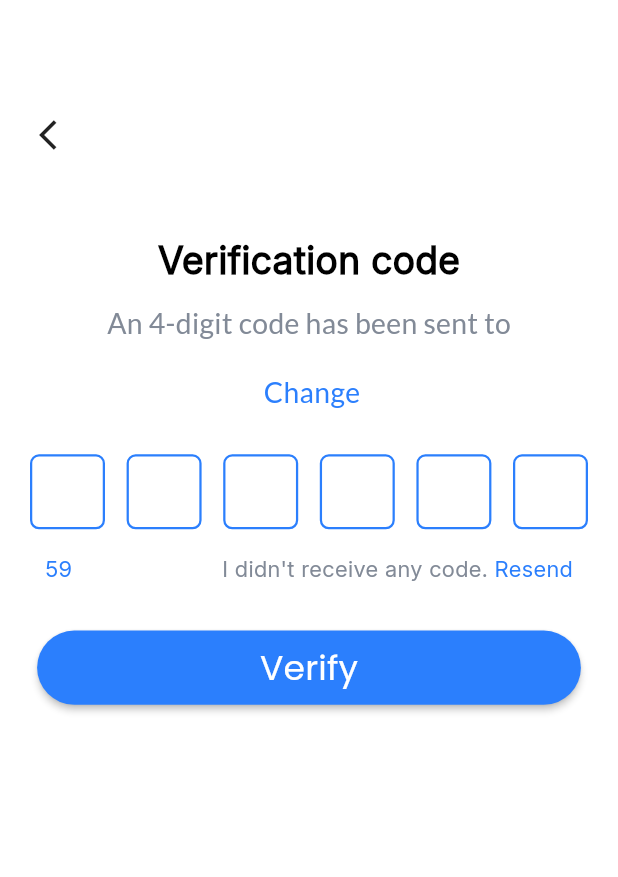
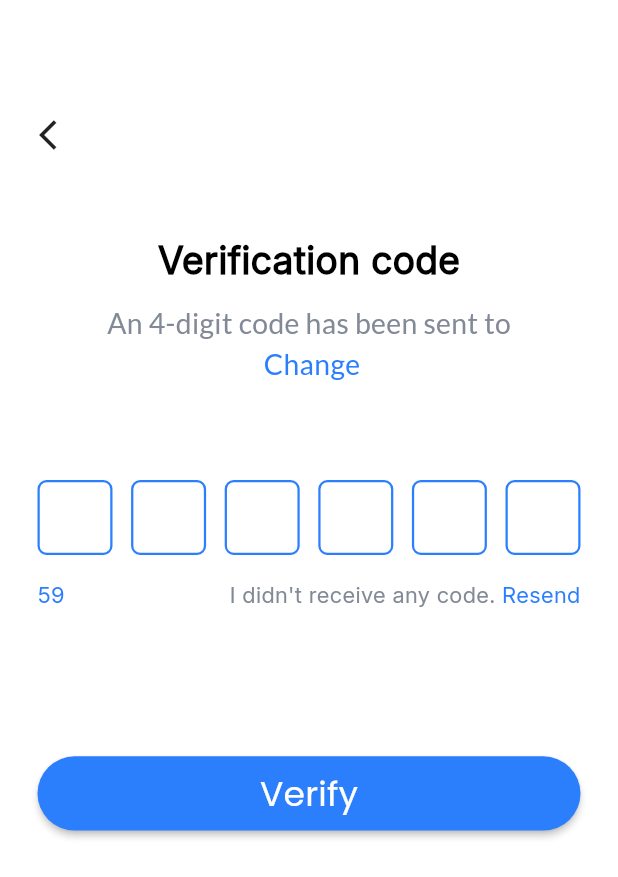
Before and after one commit to mohand3del/Autism, a Flutter app: the VerifyCodeView screen opened directly with empty values, on a phone screen of 412 x 824 dp. Shown: the top 877 px of the screen. Run offline on Flutter 3.47's test engine with Material 3 defaults, Android fonts, the phone set to English and light mode, and no system bars; drawn by our look-alikes of pin_code_fields; our stand-ins replace bloc, device_preview, dio, flutter_bloc, flutter_screenutil, flutter_secure_storage and 8 more; accounts and stored records are empty; generated files the repository leaves out were written again.

Commit message:
sign up done added forget pass ui & logic added verify code ui & logic

```diff
--- a/lib/core/widgets/custom_back_arrow.dart
+++ b/lib/core/widgets/custom_back_arrow.dart
@@ -1,15 +1,35 @@
-import 'package:autism/core/utils/extentions.dart';
+
+
+
 import 'package:flutter/material.dart';
+import 'package:go_router/go_router.dart';
 
 class CustomBackArrow extends StatelessWidget {
   const CustomBackArrow({super.key});
 
   @override
   Widget build(BuildContext context) {
-    return  Row(
+    var height = MediaQuery.of(context).size.height;
+    var width = MediaQuery.of(context).size.width;
+    return Row(
+
       children: [
-        Padding(padding: EdgeInsets.only(top: context.height * 0.095,left: context.width *0.063 ),
-          child: Icon(Icons.arrow_back_ios),
+        Padding(
+          padding: EdgeInsets.only(
+            top: height * 0.095,
+            left: width * 0.063,
+          ),
+          child: InkWell(
+            onTap: () {
+              if (context.canPop()) {context.pop(); // Pops the route if possible
+              } else {
+                // Handle the case where there's nothing to pop
+                // For example, you might want to navigate to a specific route:
+                context.go('/login'); // Replace '/home' with your desired route
+              }
+            },
+            child: Icon(Icons.arrow_back_ios),
+          ),
         ),
       ],
     );
--- a/lib/features/auth/forgetPass/presentation/views/widgets/forget_view_body.dart
+++ b/lib/features/auth/forgetPass/presentation/views/widgets/forget_view_body.dart
@@ -23,7 +23,8 @@ class ForgetViewBody extends StatelessWidget {
 
   @override
   Widget build(BuildContext context) {
-    return Column(
+    return SingleChildScrollView(
+      child: Column(
 
         children: [
          const CustomBackArrow(),
@@ -109,6 +110,7 @@ class ForgetViewBody extends StatelessWidget {
 
         ],
 
+      ),
     );
   }
   void validateThenDoForgot(BuildContext context) {
--- a/lib/features/auth/forgetPass/view model/forget_cubit.dart
+++ b/lib/features/auth/forgetPass/view model/forget_cubit.dart
@@ -1,3 +1,4 @@
+import 'package:autism/features/auth/verifyCode/view%20model/verify_cubit.dart';
 import 'package:bloc/bloc.dart';
 import 'package:flutter/material.dart';
 import 'package:freezed_annotation/freezed_annotation.dart';
@@ -19,7 +20,7 @@ class ForgetCubit extends Cubit<ForgetState> {
   void emitForgetState ()async {
     emit(const ForgetState.loading());
     final response = await _forgetRepo.forgot(
-        ForgetRequestBody(email: emailController.text)
+        ForgetRequestBody(email: emailController.text),
     );
     response.when(success: (forgotResponseBody) {
       emit(ForgetState.success(forgotResponseBody));
@@ -27,4 +28,5 @@ class ForgetCubit extends Cubit<ForgetState> {
       emit(ForgetState.error(error: error.apiErrorModel.message ?? ''));
     });
   }
+
 }
--- a/lib/features/auth/login/presentation/view/widget/login_view_body.dart
+++ b/lib/features/auth/login/presentation/view/widget/login_view_body.dart
@@ -22,7 +22,8 @@ class LoginViewBody extends StatelessWidget {
 
   @override
   Widget build(BuildContext context) {
-    return  Column(
+    return  SingleChildScrollView(
+      child: Column(
         children: [
 
          Padding(padding: EdgeInsets.only(top:  context.height * 0.2,left: context.width * 0.2,right: context.width * 0.2),
@@ -78,6 +79,7 @@ class LoginViewBody extends StatelessWidget {
 
 
         ],
+      ),
     );
   }
   void validateThenDoLogin(BuildContext context) {
--- a/lib/features/auth/verifyCode/presentation/views/widgets/pin_code_field.dart
+++ b/lib/features/auth/verifyCode/presentation/views/widgets/pin_code_field.dart
@@ -1,10 +1,12 @@
 import 'dart:async';
 
 import 'package:autism/core/constant/app_colors.dart';
+import 'package:autism/core/di/di.dart';
 import 'package:autism/core/utils/app_styles.dart';
 import 'package:autism/core/utils/extentions.dart';
 import 'package:autism/core/utils/spacing.dart';
 import 'package:autism/core/widgets/custom_bottom.dart';
+import 'package:autism/features/auth/forgetPass/view%20model/forget_cubit.dart';
 import 'package:flutter/material.dart';
 import 'package:flutter_bloc/flutter_bloc.dart';
 import 'package:flutter_screenutil/flutter_screenutil.dart';
@@ -67,6 +69,8 @@ class _PinCodeFieldsState extends State<PinCodeFields> {
     return Form(
       key: context.read<VerifyCubit>().formKey,
 
+      child: BlocProvider(
+        create: (BuildContext context) => getIt<ForgetCubit>(),
         child: Column(
           children: [
             PinCodeTextField(
@@ -120,9 +124,7 @@ class _PinCodeFieldsState extends State<PinCodeFields> {
               },
               appContext: context,
             ),
-          Padding(
-            padding: const EdgeInsets.symmetric(horizontal:10),
-            child: Row(
+            Row(
 
               children: [
                 Text(
@@ -140,13 +142,17 @@ class _PinCodeFieldsState extends State<PinCodeFields> {
                     fontFamily: "Inter",
                   ),
                 ),
-                GestureDetector(
+                InkWell(
                   onTap: () {
+                    validateThenDoResend(context);
                     if (_start == 0) {
                       setState(() {
                         _start = 60;
                         startTimer();
                       });
+
+                    //  validateThenDoResend(context);
+
                     }
                   },
                   child: Text(
@@ -161,8 +167,7 @@ class _PinCodeFieldsState extends State<PinCodeFields> {
 
               ],
             ),
-          ),
-          verticalSpace(context.height * 0.037),
+            verticalSpace(context.height * 0.118),
             CustomBottom(
               text: "Verify",
               onPressed: () {
@@ -174,8 +179,19 @@ class _PinCodeFieldsState extends State<PinCodeFields> {
 
           ],
         ),
+      ),
     );
   }
+
+
+  void validateThenDoResend(BuildContext context) {
+
+      context.read<ForgetCubit>().emitForgetState();
+
+
+  }
+
+
     void validateTheDoVerify(BuildContext context) {
     if (context.read<VerifyCubit>().formKey.currentState!.validate()) {
       if (widget.otpCode != null || widget.otpCode!.isNotEmpty) {
--- a/lib/features/auth/verifyCode/presentation/views/widgets/verify_bloc_listenar.dart
+++ b/lib/features/auth/verifyCode/presentation/views/widgets/verify_bloc_listenar.dart
@@ -76,7 +76,7 @@ class _VerifyBlocListenerState extends State<VerifyBlocListener> with SingleTick
       context: context,
       builder: (BuildContext context) {
         return AlertDialog(
-          title: const Text('Signup Successful'),
+          title: const Text('Verify Successful'),
           content:  SingleChildScrollView(
             child: ListBody(
               children: <Widget>[
--- a/lib/features/auth/verifyCode/presentation/views/widgets/verify_code_view_body.dart
+++ b/lib/features/auth/verifyCode/presentation/views/widgets/verify_code_view_body.dart
@@ -6,8 +6,9 @@ import 'package:autism/core/utils/extentions.dart';
 import 'package:autism/core/utils/spacing.dart';
 import 'package:autism/core/widgets/custom_back_arrow.dart';
 import 'package:autism/features/auth/verifyCode/presentation/views/widgets/pin_code_field.dart';
+import 'package:autism/features/auth/verifyCode/presentation/views/widgets/verify_bloc_listenar.dart';
 import 'package:flutter/material.dart';
-import 'package:pin_code_fields/pin_code_fields.dart';
+
 
 
 class VerifyCodeViewBody extends StatelessWidget {
@@ -63,16 +64,17 @@ class VerifyCodeViewBody extends StatelessWidget {
 
                 ),
               ),
-              verticalSpace(context.height * 0.078),
+
 
 
             ],
           ),
-          verticalSpace(context.height * 0.012),
+          verticalSpace(context.height * 0.078),
           Padding(
-            padding: const EdgeInsets.symmetric(horizontal: 20),
-            child: PinCodeFields(email: email),
+            padding: const EdgeInsets.symmetric(horizontal: 25),
+            child: PinCodeFields(email: email,),
           ),
+          const VerifyBlocListener(),
 
         ],
       ),
```
Also changed, not shown: lib/core/routing/router.dart (+7 -2 lines). Lines whose indentation alone changed are shown as unchanged.
